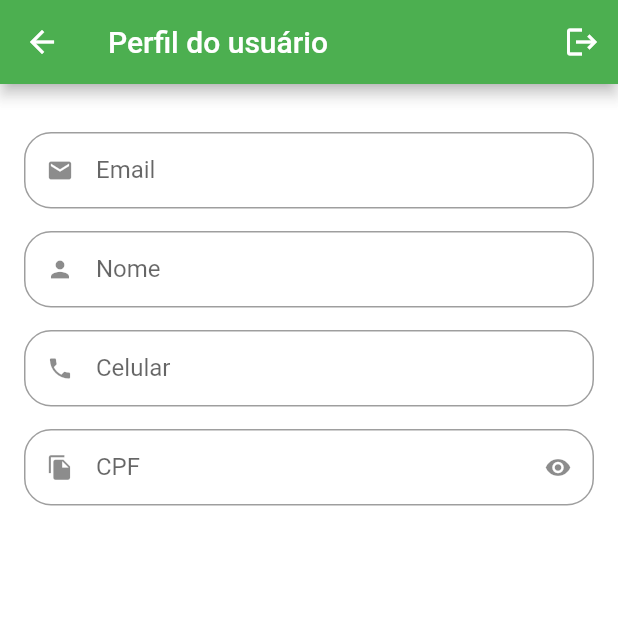
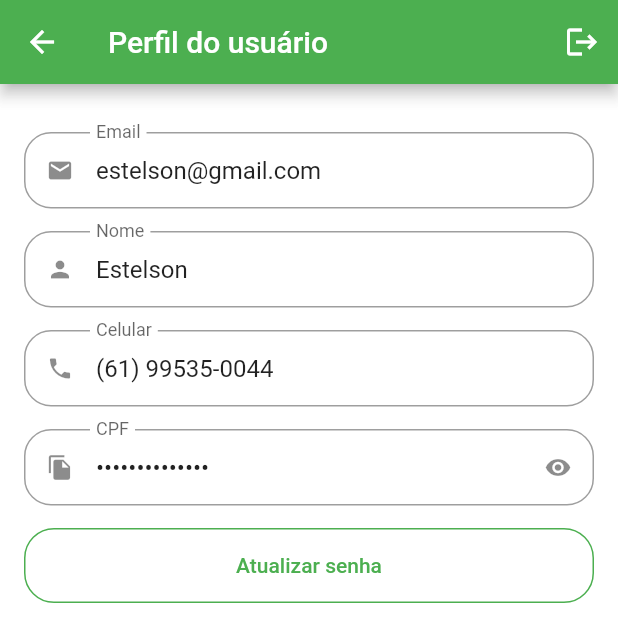
Before and after one commit to estelson/greengrocer, a Flutter app: the ProfileTab screen opened directly, on a phone screen of 412 x 824 dp. Shown: the top 642 px of the screen. Run offline on Flutter 3.47's test engine with Material 2 defaults, Android fonts, the phone set to English and light mode, and no system bars; our stand-ins replace animated_text_kit, badges, mask_text_input_formatter.

Commit message:
Iniciando os campos com dados
- Dados obtidos em src/config/app_data.dart e src/models/user_model.dart

```diff
--- a/lib/src/config/app_data.dart
+++ b/lib/src/config/app_data.dart
@@ -80,4 +80,4 @@ List<CartItemModel> cartItems = [
   CartItemModel(item: guava, quantity: 3),
 ];
 
-UserModel user = UserModel(name: "Estelson", email: "estelson@gmail.com", celular: "(61) 99535-0044", cpf: "842.372.791-20", senha: "");
+UserModel user = UserModel(name: "Estelson", email: "estelson@gmail.com", phone: "(61) 99535-0044", cpf: "842.372.791-20", password: "");
--- a/lib/src/models/user_model.dart
+++ b/lib/src/models/user_model.dart
@@ -1,15 +1,15 @@
 class UserModel {
   String name;
   String email;
-  String celular;
+  String phone;
   String cpf;
-  String senha;
+  String password;
 
   UserModel({
     required this.name,
     required this.email,
-    required this.celular,
+    required this.phone,
     required this.cpf,
-    required this.senha,
+    required this.password,
   });
 }
--- a/lib/src/pages/common_widgets/custom_text_field.dart
+++ b/lib/src/pages/common_widgets/custom_text_field.dart
@@ -6,6 +6,8 @@ class CustomTextField extends StatefulWidget {
   final String label;
   final bool isSecret;
   final List<TextInputFormatter>? inputFormatters;
+  final String? initialValue;
+  final bool isReadOnly;
 
   const CustomTextField({
     Key? key,
@@ -13,6 +15,8 @@ class CustomTextField extends StatefulWidget {
     required this.label,
     this.isSecret = false,
     this.inputFormatters,
+    this.initialValue,
+    this.isReadOnly = false,
   }) : super(key: key);
 
   @override
@@ -33,6 +37,8 @@ class _CustomTextFieldState extends State<CustomTextField> {
     return Padding(
       padding: const EdgeInsets.only(bottom: 15),
       child: TextFormField(
+        readOnly: widget.isReadOnly,
+        initialValue: widget.initialValue,
         inputFormatters: widget.inputFormatters,
         obscureText: isObscure,
         decoration: InputDecoration(
--- a/lib/src/pages/profile/profile_tab.dart
+++ b/lib/src/pages/profile/profile_tab.dart
@@ -1,6 +1,6 @@
 import 'package:flutter/material.dart';
 import 'package:greengrocer/src/pages/common_widgets/custom_text_field.dart';
-import 'package:greengrocer/src/config/app_data.dart';
+import 'package:greengrocer/src/config/app_data.dart' as app_data;
 
 class ProfileTab extends StatelessWidget {
   const ProfileTab({super.key});
@@ -25,33 +25,56 @@ class ProfileTab extends StatelessWidget {
       body: ListView(
         physics: const BouncingScrollPhysics(),
         padding: const EdgeInsets.fromLTRB(16, 32, 16, 16),
-        children: const [
+        children: [
           // Email
           CustomTextField(
+            isReadOnly: true,
+            initialValue: app_data.user.email,
             icon: Icons.email,
             label: "Email",
           ),
 
           // Nome
           CustomTextField(
+            isReadOnly: true,
+            initialValue: app_data.user.name,
             icon: Icons.person,
             label: "Nome",
           ),
 
           // Celular
           CustomTextField(
+            isReadOnly: true,
+            initialValue: app_data.user.phone,
             icon: Icons.phone,
             label: "Celular",
           ),
 
           // CPF
           CustomTextField(
+            isReadOnly: true,
+            initialValue: app_data.user.cpf,
             icon: Icons.file_copy,
             label: "CPF",
             isSecret: true,
           ),
 
           // Botão para atualizar a senha
+          SizedBox(
+            height: 50,
+            child: OutlinedButton(
+              style: OutlinedButton.styleFrom(
+                side: const BorderSide(
+                  color: Colors.green,
+                ),
+                shape: RoundedRectangleBorder(
+                  borderRadius: BorderRadius.circular(20),
+                ),
+              ),
+              onPressed: () {},
+              child: const Text("Atualizar senha"),
+            ),
+          ),
         ],
       ),
     );
```
